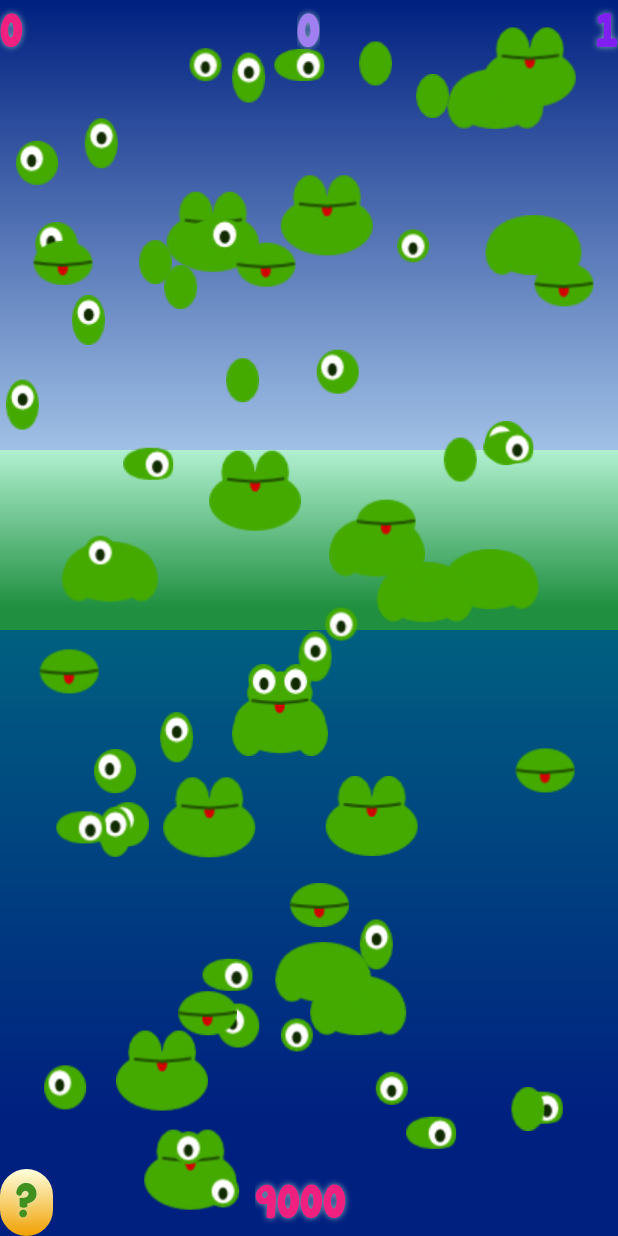
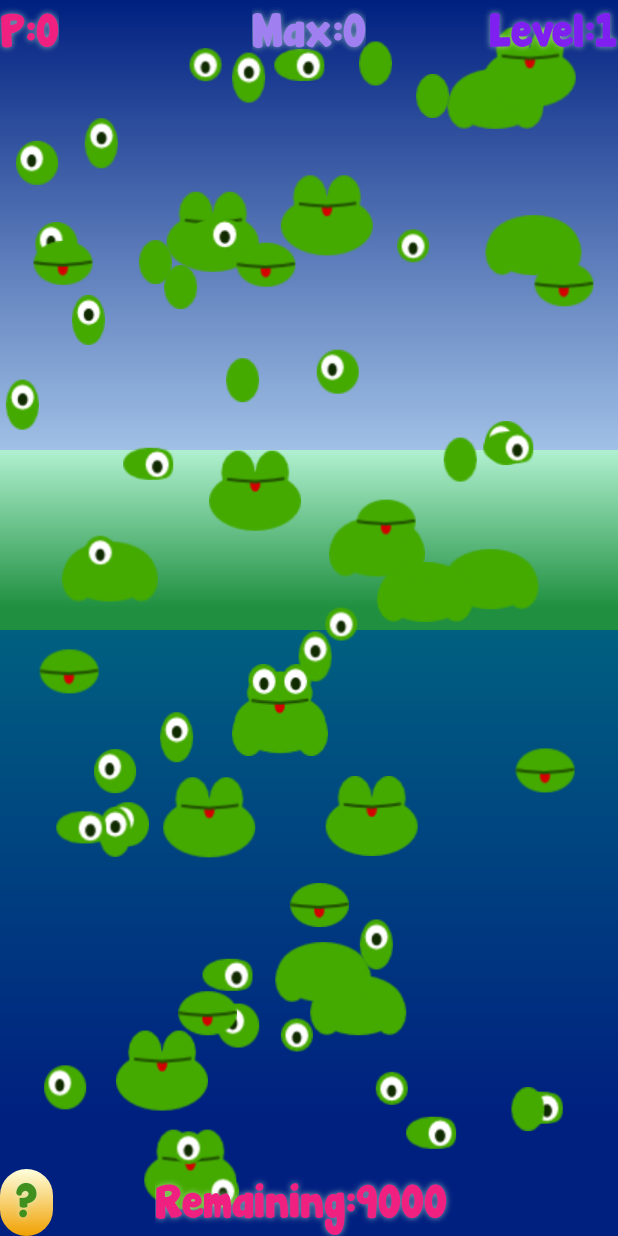
Before and after one commit to ulat/Frogsmasher, an Android app: the screen it shows after launch (MainActivity), after a tap on "easy cheesy", on a phone screen of 412 x 824 dp. Run offline under Robolectric (Android 15) with nearby library versions, the phone set to English and light mode, and no system bars; our stand-ins replace AdMob.

Commit message:
Labels added to textfields

```diff
--- a/app/src/main/java/eaustria/net/findthebug/MainActivity.java
+++ b/app/src/main/java/eaustria/net/findthebug/MainActivity.java
@@ -193,11 +193,11 @@ public class MainActivity extends Activity implements View.OnClickListener {
     }
 
     private void update() {
-        fillTextView(R.id.points, Integer.toString(points)+" ");
+        fillTextView(R.id.points, getString(R.string.points)+ ":" + Integer.toString(points));
         loadHighscore();
-        fillTextView(R.id.highscore, Integer.toString(highscore));
-        fillTextView(R.id.round, " "+Integer.toString(round));
-        fillTextView(R.id.countdown, Integer.toString(countdown*1000)+" ");
+        fillTextView(R.id.highscore, getString(R.string.highscore) + ":" + Integer.toString(highscore));
+        fillTextView(R.id.round, " "+ getString(R.string.level) + ":" + Integer.toString(round));
+        fillTextView(R.id.countdown, getString(R.string.time) + ":" + Integer.toString(countdown*1000)+" ");
     }
 
     private void fillTextView(int id, String text) {
--- a/app/src/main/res/values/strings.xml
+++ b/app/src/main/res/values/strings.xml
@@ -13,5 +13,9 @@
     <string name="start_easy">easy cheesy</string>
     <string name="start_medium">medium</string>
     <string name="start_hard">real hard</string>
+    <string name="points">P</string>
+    <string name="highscore">Max</string>
+    <string name="level">Level</string>
+    <string name="time">Remaining</string>
 
 </resources>
```
Also changed, not shown: 1 other file.
